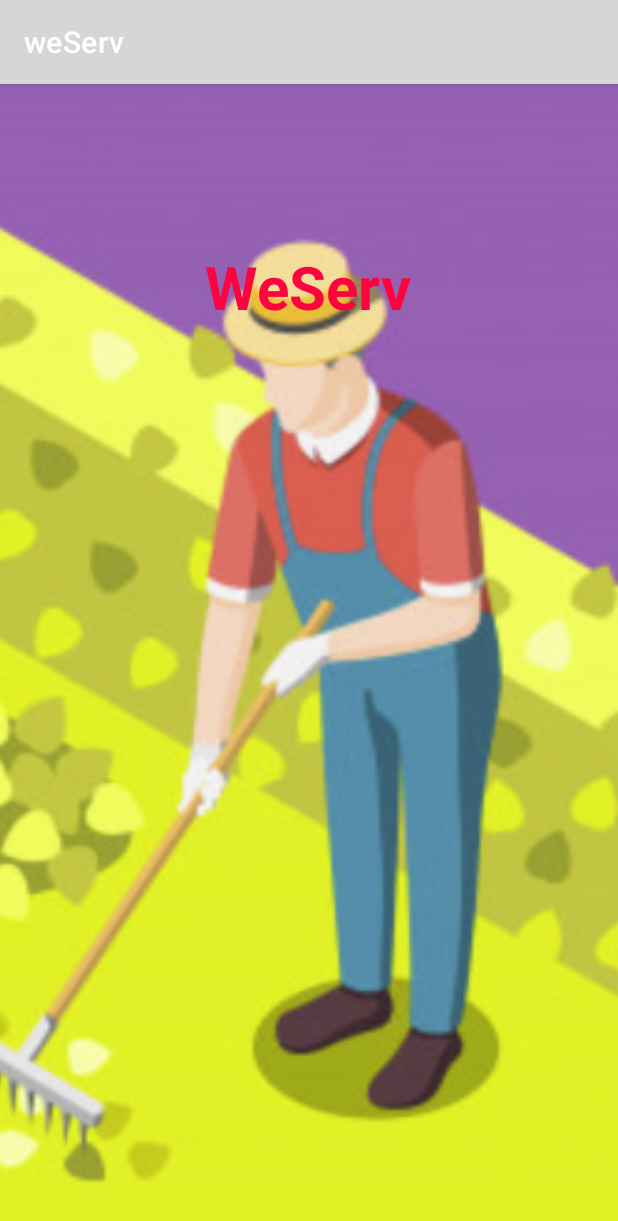
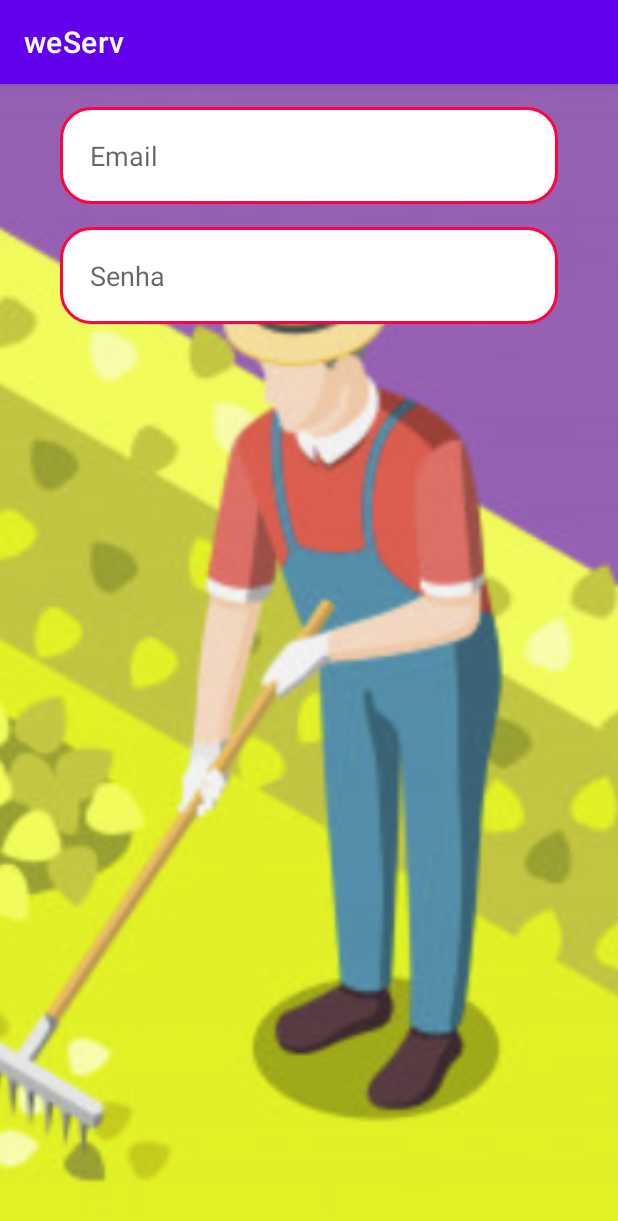
Before and after one commit to lucastanh/WeServ, an Android app: the screen it shows after launch (TelaLogin), on a phone screen of 412 x 824 dp. Shown: the top 1221 px of the screen. Run offline under Robolectric (Android 15) with nearby library versions, the phone set to English and light mode, and no system bars.

Commit message:
Implementando design

```diff
--- a/app/src/main/java/com/example/weserv/boundary/TelaCategoria.java
+++ b/app/src/main/java/com/example/weserv/boundary/TelaCategoria.java
@@ -16,11 +16,15 @@
 import java.util.ArrayList;
 
 public class TelaCategoria extends Fragment {
-    private final ControleCategoria controleCategoria;
+    private ControleCategoria controleCategoria;
 
     private View view;
 
-    private final TelaServico ts;
+    private TelaServico ts;
+
+    public TelaCategoria(){
+
+    }
 
     public TelaCategoria(TelaServico ts){
         this.ts = ts;
--- a/app/src/main/java/com/example/weserv/boundary/TelaLogin.java
+++ b/app/src/main/java/com/example/weserv/boundary/TelaLogin.java
@@ -13,7 +13,4 @@
         super.onCreate(savedInstanceState);
         setContentView(R.layout.activity_tela_login);
     }
-
-
-
 }
--- a/app/src/main/res/layout/activity_tela_login.xml
+++ b/app/src/main/res/layout/activity_tela_login.xml
@@ -7,29 +7,55 @@
     tools:context=".boundary.TelaLogin">
 
     <ImageView
-        android:id="@+id/backgroundImage"
+        android:id="@+id/imageView"
         android:layout_width="match_parent"
         android:layout_height="match_parent"
         android:scaleType="centerCrop"
         android:src="@drawable/arte1"
-        tools:layout_editor_absoluteX="0dp"
-        tools:layout_editor_absoluteY="0dp" />
+        app:layout_constraintBottom_toBottomOf="parent"
+        app:layout_constraintEnd_toEndOf="parent"
+        app:layout_constraintHorizontal_bias="0.0"
+        app:layout_constraintStart_toStartOf="parent"
+        app:layout_constraintTop_toTopOf="parent"
+        app:layout_constraintVertical_bias="0.0" />
 
     <TextView
-        android:id="@+id/textTitulo"
-        style="@style/primary_text"
+        android:id="@+id/textView"
         android:layout_width="wrap_content"
         android:layout_height="wrap_content"
-        android:layout_marginTop="108dp"
+        android:layout_marginTop="104dp"
         android:text="WeServ"
-        android:textSize="40dp"
+        android:textColor="#FFFFFF"
+        android:textSize="48sp"
         android:textStyle="bold"
         app:layout_constraintEnd_toEndOf="parent"
-        app:layout_constraintHorizontal_bias="0.498"
         app:layout_constraintStart_toStartOf="parent"
-        app:layout_constraintTop_toTopOf="parent" />
+        app:layout_constraintTop_toTopOf="@+id/imageView" />
 
+    <View
+        android:id="@+id/loginContainer"
+        android:layout_width="361dp"
+        android:layout_height="225dp"
+        app:layout_constraintEnd_toEndOf="parent"
+        app:layout_constraintStart_toStartOf="@+id/imageView"
+        tools:layout_editor_absoluteY="349dp" />
 
+    <EditText
+        android:id="@+id/editEmail"
+        style="@style/Edit_text"
+        android:hint="Email"
+        app:layout_constraintStart_toStartOf="@id/loginContainer"
+        app:layout_constraintEnd_toEndOf="@id/loginContainer"
+        app:layout_constraintTop_toTopOf="@id/loginContainer"/>
+
+    <EditText
+        android:id="@+id/editSenha"
+        style="@style/Edit_text"
+        android:hint="Senha"
+        android:inputType="textPassword"
+        app:layout_constraintStart_toStartOf="@id/loginContainer"
+        app:layout_constraintEnd_toEndOf="@id/loginContainer"
+        app:layout_constraintTop_toBottomOf="@id/editEmail"/>
 
 
 </androidx.constraintlayout.widget.ConstraintLayout>
--- a/app/src/main/res/values/colors.xml
+++ b/app/src/main/res/values/colors.xml
@@ -1,6 +1,11 @@
 <?xml version="1.0" encoding="utf-8"?>
 <resources>
     <color name="cor_primaria">#FF0340</color>
+    <color name="purple_200">#FFBB86FC</color>
+    <color name="purple_500">#FF6200EE</color>
+    <color name="purple_700">#FF3700B3</color>
+    <color name="teal_200">#FF03DAC5</color>
+    <color name="teal_700">#FF018786</color>
     <color name="black">#FF000000</color>
     <color name="white">#FFFFFFFF</color>
 </resources>
--- a/app/src/main/res/values/styles.xml
+++ b/app/src/main/res/values/styles.xml
@@ -2,9 +2,12 @@
 <resources>
     <style name="Edit_text">
         <item name="android:layout_width">match_parent</item>
-        <item name="android:layout_height">match_parent</item>
+        <item name="android:layout_height">wrap_content</item>
         <item name="android:background">@drawable/edit_text</item>
         <item name="android:padding">20dp</item>
+        <item name="android:layout_marginLeft">40dp</item>
+        <item name="android:layout_marginRight">40dp</item>
+        <item name="android:layout_marginTop">15dp</item>
     </style>
 
     <style name="primary_text">
```
